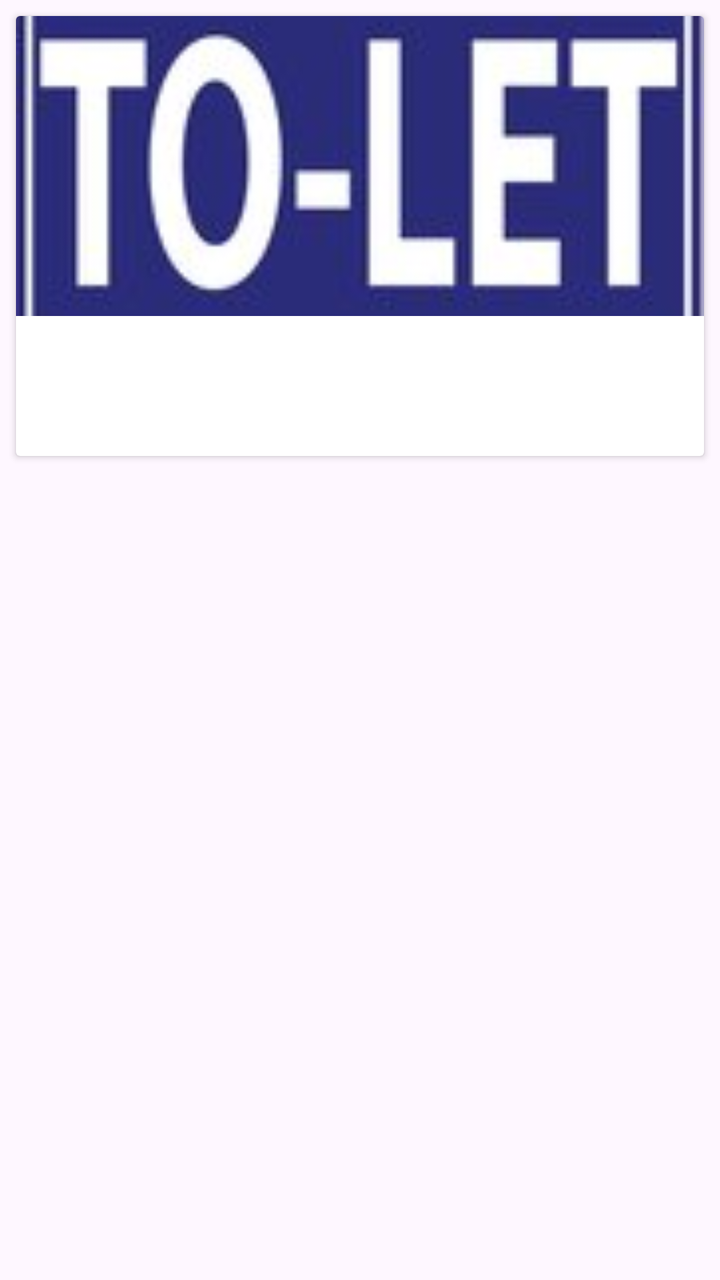
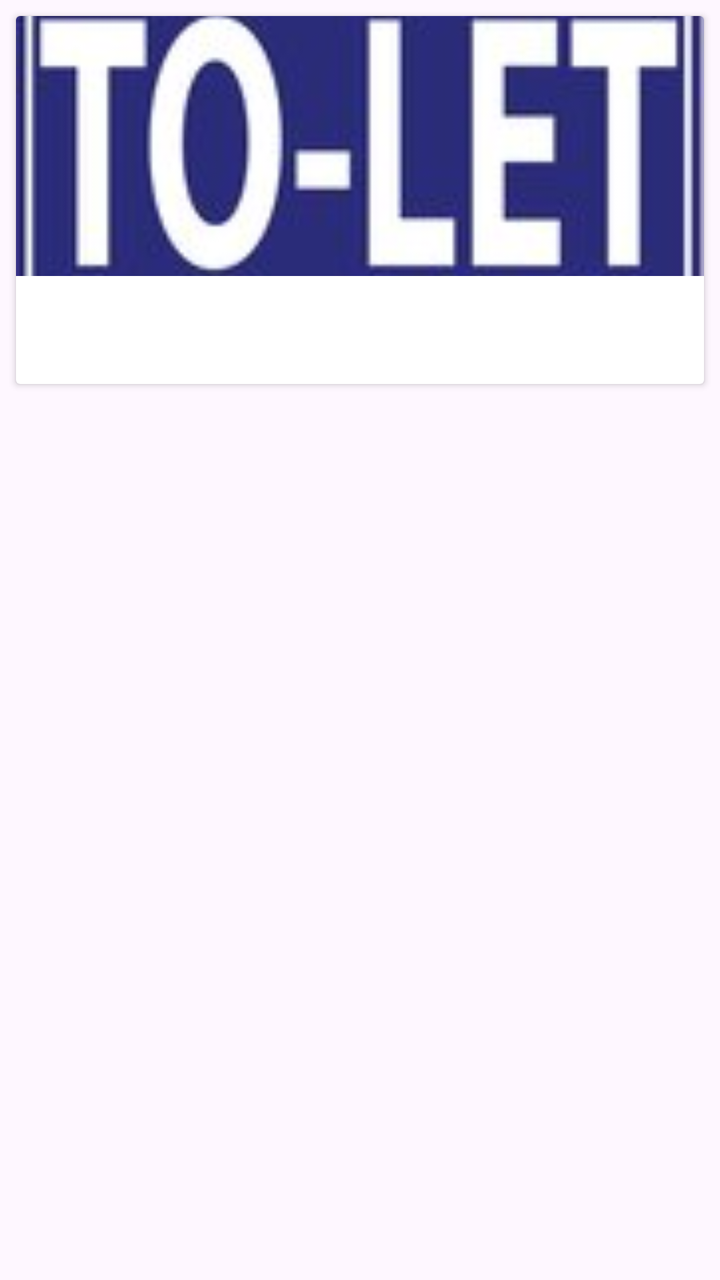

An Android layout rendered at two revisions. The XML below is the earlier revision; the diff shows what the commit changed to produce the second picture.
<!-- AndroidManifest.xml: application theme Theme.BasaKhuji -->
<!-- res/layout/property_list.xml -->
<LinearLayout xmlns:android="http://schemas.android.com/apk/res/android"
    android:orientation="vertical"
    android:layout_width="match_parent"
    android:layout_height="wrap_content"
    android:clickable="true"
    android:focusable="true">

    <LinearLayout
        android:layout_width="match_parent"
        android:layout_height="wrap_content"
        android:orientation="vertical">

    <androidx.cardview.widget.CardView
        android:layout_width="match_parent"
        android:layout_height="wrap_content"
        android:layout_margin="8dp" >

        <LinearLayout
            android:layout_width="match_parent"
            android:layout_height="wrap_content"
            android:orientation="vertical">

            <ImageView
                android:id="@+id/propertyImageView"
                android:layout_width="match_parent"
                android:layout_height="150dp"
                android:scaleType="centerCrop"
                android:src="@drawable/tolet"
                />

            <TextView
                android:id="@+id/categoryFlatTypeTextView"
                android:layout_width="match_parent"
                android:layout_height="35dp"
                android:padding="5dp"
                android:textSize="18sp"
                android:textColor="@color/black"
                android:textStyle="bold" />

            <TextView
                android:id="@+id/locationTextView"
                android:layout_width="match_parent"
                android:layout_height="35dp"
                android:paddingStart="5dp"
                android:paddingEnd="5dp"
                android:paddingBottom="1dp"
                android:textSize="14sp"
                android:textColor="@color/black" />




            </LinearLayout>

    </androidx.cardview.widget.CardView>
























    </LinearLayout>

</LinearLayout>
<!-- resources referenced by this layout -->
<resources>
  <color name="black">#FF000000</color>
  <!-- drawable tolet: jpg bitmap (drawable, 5209 bytes) -->
  <style name="Theme.BasaKhuji" parent="Base.Theme.BasaKhuji" />
  <style name="Base.Theme.BasaKhuji" parent="Theme.Material3.DayNight.NoActionBar">
          
          
      </style>
</resources>

<!-- the commit's change to res/layout/property_list.xml (unified diff, before → after) -->
@@ -7,7 +7,7 @@
 
     <LinearLayout
         android:layout_width="match_parent"
-        android:layout_height="wrap_content"
+        android:layout_height="200dp"
         android:orientation="vertical">
 
     <androidx.cardview.widget.CardView
@@ -23,7 +23,7 @@
             <ImageView
                 android:id="@+id/propertyImageView"
                 android:layout_width="match_parent"
-                android:layout_height="150dp"
+                android:layout_height="130dp"
                 android:scaleType="centerCrop"
                 android:src="@drawable/tolet"
                 />
@@ -47,36 +47,9 @@
                 android:textSize="14sp"
                 android:textColor="@color/black" />
 
-
-
-
             </LinearLayout>
 
     </androidx.cardview.widget.CardView>
-
-
-
-
-
-
-
-
-
-
-
-
-
-
-
-
-
-
-
-
-
-
-
-
     </LinearLayout>
 
 </LinearLayout>
